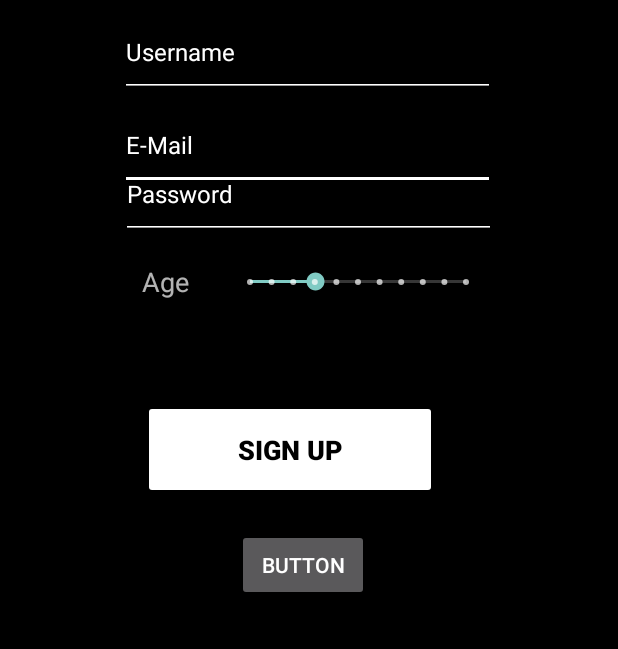
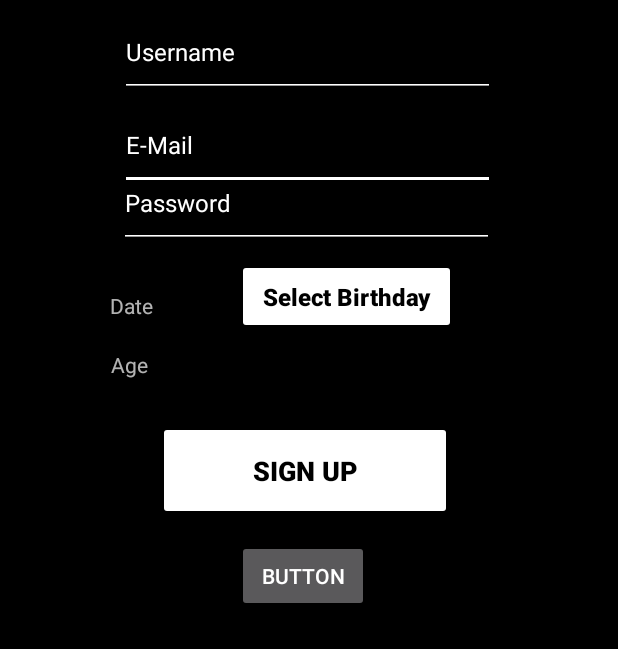
Before and after one commit to gmeiner-manuel/MyPersonalArnold, an Android app: the screen it shows after launch (SignUp before the commit, SignUpScreen after it), after a tap on "Sign up", on a phone screen of 412 x 824 dp, the part 587-1236 px from its top. Run offline under Robolectric (Android 15) with nearby library versions, the light colour scheme and no system bars.

Commit message:
Added DatePicker, Age Calculation and Age Check

```diff
--- a/app/src/main/AndroidManifest.xml
+++ b/app/src/main/AndroidManifest.xml
@@ -10,13 +10,13 @@
         android:supportsRtl="true"
         android:theme="@style/Theme.AppCompat.NoActionBar">
         <activity
-            android:name=".SignUp"
+            android:name=".SignUpScreen"
             android:exported="false" />
         <activity
-            android:name=".Loadingscreen"
+            android:name=".MainActivityScreen"
             android:exported="false" />
         <activity
-            android:name=".MainActivity"
+            android:name=".LoadingScreen"
             android:exported="true">
             <intent-filter>
                 <action android:name="android.intent.action.MAIN" />
--- a/app/src/main/java/com/example/personalarnold/MainActivity.java
+++ b/app/src/main/java/com/example/personalarnold/LoadingScreen.java
@@ -5,10 +5,8 @@ import androidx.appcompat.app.AppCompatActivity;
 import android.content.Intent;
 import android.os.Bundle;
 import android.os.Handler;
-import android.widget.Button;
-import android.widget.TextView;
 
-public class MainActivity extends AppCompatActivity {
+public class LoadingScreen extends AppCompatActivity {
 
     private final int SPLASH_SCREEN_TIMEOUT = 3000;
 
@@ -20,7 +18,7 @@ public class MainActivity extends AppCompatActivity {
         new Handler().postDelayed(new Runnable() {
             @Override
             public void run() {
-                Intent homeIntent = new Intent(MainActivity.this, Loadingscreen.class);
+                Intent homeIntent = new Intent(LoadingScreen.this, MainActivityScreen.class);
                 startActivity(homeIntent);
                 finish();
             }
--- a/app/src/main/java/com/example/personalarnold/Loadingscreen.java
+++ b/app/src/main/java/com/example/personalarnold/MainActivityScreen.java
@@ -3,14 +3,13 @@ package com.example.personalarnold;
 import androidx.appcompat.app.AppCompatActivity;
 
 import android.content.Intent;
-import android.graphics.Color;
 import android.os.Bundle;
 import android.os.Handler;
 import android.view.View;
 import android.widget.Button;
 import android.widget.TextView;
 
-public class Loadingscreen extends AppCompatActivity {
+public class MainActivityScreen extends AppCompatActivity {
 
     private Button btn_signIn;
     private TextView btn_signUp;
@@ -20,7 +19,7 @@ public class Loadingscreen extends AppCompatActivity {
     @Override
     protected void onCreate(Bundle savedInstanceState) {
         super.onCreate(savedInstanceState);
-        setContentView(R.layout.activity_loading);
+        setContentView(R.layout.activity_sign_in);
         btn_signIn = (Button) findViewById(R.id.btn_signIn);
         btn_signUp = findViewById(R.id.btn_SignUp);
         txt_emailAddress = findViewById(R.id.txt_email);
@@ -34,7 +33,7 @@ public class Loadingscreen extends AppCompatActivity {
             new Handler().post(new Runnable() {
                 @Override
                 public void run() {
-                    Intent signUpIntent = new Intent(Loadingscreen.this, SignUp.class);
+                    Intent signUpIntent = new Intent(MainActivityScreen.this, SignUpScreen.class);
                     startActivity(signUpIntent);
                     finish();
                 }
--- a/app/src/main/java/com/example/personalarnold/SignUp.java
+++ /dev/null
@@ -1,75 +0,0 @@
-package com.example.personalarnold;
-
-import androidx.appcompat.app.AppCompatActivity;
-
-import android.content.Context;
-import android.content.Intent;
-import android.content.SharedPreferences;
-import android.os.Bundle;
-import android.widget.Button;
-import android.widget.EditText;
-import android.widget.SeekBar;
-import android.widget.Toast;
-
-public class SignUp extends AppCompatActivity {
-
-    EditText name;
-    EditText email;
-    EditText password;
-    SeekBar age;
-    Button buttonSignup, buttonNext;
-    SharedPreferences sp;
-    String nameStr, emailStr, passwordStr, ageStr;
-
-
-    @Override
-    protected void onCreate(Bundle savedInstanceState) {
-        super.onCreate(savedInstanceState);
-        setContentView(R.layout.activity_sign_up);
-
-        name = findViewById(R.id.txt_Username);
-        email = findViewById(R.id.txt_Email);
-        password = findViewById(R.id.txt_Password);
-        age = findViewById(R.id.sb_age);
-        buttonSignup = findViewById(R.id.btn_signUp);
-        buttonNext = findViewById(R.id.btn_next);
-
-        sp = getSharedPreferences("MyUserPrefs", Context.MODE_PRIVATE);
-
-        buttonSignup.setOnClickListener(v -> {
-            nameStr = name.getText().toString();
-            emailStr = email.getText().toString();
-            passwordStr = password.getText().toString();
-            ageStr = age.getContext().toString();
-
-            // Start Shared Preferences Code
-            SharedPreferences.Editor editor = sp.edit();
-            editor.putString("name", nameStr);
-            editor.putString("email", emailStr);
-            editor.putString("password", passwordStr);
-            editor.putString("age", ageStr);
-            editor.apply();
-            Toast.makeText(SignUp.this, "Information Saved.", Toast.LENGTH_LONG).show();
-            // End Preferences Code
-
-
-            // TODO: Create Object and store values
-            // Object should look like:
-            // User user = new User(nameStr, emailStr, passwordStr, ageStr);
-            System.out.println(nameStr);
-            System.out.println(emailStr);
-            System.out.println(passwordStr);
-            System.out.println(ageStr);
-            // TODO: Save Object in File
-            // Pseudo-Code file.setText(file.currentText + user.toString);
-
-
-        });
-
-
-        buttonNext.setOnClickListener(v -> {
-            Intent intent = new Intent(SignUp.this, DataDisplayPage.class);
-            startActivity(intent);
-        });
-    }
-}
--- a/app/src/main/res/layout/activity_loading.xml
+++ b/app/src/main/res/layout/activity_sign_in.xml
@@ -5,7 +5,7 @@
     android:layout_width="match_parent"
     android:layout_height="match_parent"
     android:background="#020202"
-    tools:context=".Loadingscreen" >
+    tools:context=".MainActivityScreen" >
 
     <EditText
         android:id="@+id/txt_email"
--- a/app/src/main/res/layout/activity_sign_up.xml
+++ b/app/src/main/res/layout/activity_sign_up.xml
@@ -5,7 +5,7 @@
     android:layout_width="match_parent"
     android:layout_height="match_parent"
     android:background="#000000"
-    tools:context=".SignUp">
+    tools:context=".SignUpScreen">
 
     <ImageView
         android:id="@+id/imageView"
@@ -67,8 +67,8 @@
         android:id="@+id/txt_Password"
         android:layout_width="250dp"
         android:layout_height="59dp"
-        android:layout_marginStart="99dp"
-        android:layout_marginTop="100dp"
+        android:layout_marginStart="96dp"
+        android:layout_marginTop="106dp"
         android:layout_marginEnd="102dp"
         android:backgroundTint="#FFFFFF"
         android:ems="10"
@@ -89,10 +89,10 @@
         android:id="@+id/btn_signUp"
         android:layout_width="196dp"
         android:layout_height="66dp"
-        android:layout_marginStart="96dp"
-        android:layout_marginTop="70dp"
-        android:layout_marginEnd="130dp"
-        android:layout_marginBottom="100dp"
+        android:layout_marginStart="105dp"
+        android:layout_marginTop="100dp"
+        android:layout_marginEnd="110dp"
+        android:layout_marginBottom="85dp"
         android:backgroundTint="#FFFFFF"
         android:text="Sign Up"
         android:textColor="#000000"
@@ -100,43 +100,10 @@
         android:textStyle="bold"
         app:layout_constraintBottom_toBottomOf="parent"
         app:layout_constraintEnd_toEndOf="parent"
-        app:layout_constraintHorizontal_bias="0.09"
+        app:layout_constraintHorizontal_bias="0.0"
         app:layout_constraintStart_toStartOf="parent"
         app:layout_constraintTop_toBottomOf="@+id/txt_Password"
-        app:layout_constraintVertical_bias="1.0" />
-
-    <SeekBar
-        android:id="@+id/sb_age"
-        style="@style/Widget.AppCompat.SeekBar.Discrete"
-        android:layout_width="176dp"
-        android:layout_height="38dp"
-        android:layout_marginStart="150dp"
-        android:layout_marginTop="10dp"
-        android:layout_marginEnd="85dp"
-        android:layout_marginBottom="50dp"
-        android:max="10"
-        android:progress="3"
-        app:layout_constraintBottom_toTopOf="@+id/btn_signUp"
-        app:layout_constraintEnd_toEndOf="parent"
-        app:layout_constraintHorizontal_bias="1.0"
-        app:layout_constraintStart_toStartOf="parent"
-        app:layout_constraintTop_toBottomOf="@+id/txt_Password"
-        app:layout_constraintVertical_bias="0.0" />
-
-    <TextView
-        android:id="@+id/textView2"
-        android:layout_width="wrap_content"
-        android:layout_height="wrap_content"
-        android:layout_marginStart="81dp"
-        android:layout_marginTop="-5dp"
-        android:layout_marginEnd="11dp"
-        android:layout_marginBottom="46dp"
-        android:text="Age"
-        android:textSize="18sp"
-        app:layout_constraintBottom_toTopOf="@+id/btn_signUp"
-        app:layout_constraintEnd_toStartOf="@+id/sb_age"
-        app:layout_constraintStart_toStartOf="parent"
-        app:layout_constraintTop_toBottomOf="@+id/txt_Password" />
+        app:layout_constraintVertical_bias="0.966" />
 
     <Button
         android:id="@+id/btn_next"
@@ -152,4 +119,53 @@
         app:layout_constraintStart_toStartOf="parent"
         app:layout_constraintTop_toBottomOf="@+id/btn_signUp" />
 
+    <Button
+        android:id="@+id/btn_selectBirthday"
+        android:layout_width="146dp"
+        android:layout_height="50dp"
+        android:layout_marginStart="170dp"
+        android:layout_marginTop="7dp"
+        android:layout_marginEnd="120dp"
+        android:layout_marginBottom="17dp"
+        android:backgroundTint="#FFFFFF"
+        android:fadingEdge="horizontal"
+        android:text="Select Birthday"
+        android:textAllCaps="false"
+        android:textColor="#000000"
+        android:textSize="16sp"
+        android:textStyle="bold"
+        app:layout_constraintBottom_toTopOf="@+id/btn_signUp"
+        app:layout_constraintEnd_toEndOf="parent"
+        app:layout_constraintStart_toStartOf="parent"
+        app:layout_constraintTop_toBottomOf="@+id/txt_Password"
+        app:layout_constraintVertical_bias="0.0" />
+
+    <TextView
+        android:id="@+id/txt_Date"
+        android:layout_width="70dp"
+        android:layout_height="wrap_content"
+        android:layout_marginStart="79dp"
+        android:layout_marginTop="7dp"
+        android:layout_marginEnd="21dp"
+        android:layout_marginBottom="46dp"
+        android:text="Date"
+        app:layout_constraintBottom_toTopOf="@+id/btn_signUp"
+        app:layout_constraintEnd_toStartOf="@+id/btn_selectBirthday"
+        app:layout_constraintStart_toStartOf="parent"
+        app:layout_constraintTop_toBottomOf="@+id/txt_Password" />
+
+    <TextView
+        android:id="@+id/txt_age"
+        android:layout_width="30dp"
+        android:layout_height="wrap_content"
+        android:layout_marginStart="50dp"
+        android:layout_marginTop="5dp"
+        android:layout_marginEnd="30dp"
+        android:layout_marginBottom="13dp"
+        android:text="Age"
+        app:layout_constraintBottom_toTopOf="@+id/btn_signUp"
+        app:layout_constraintEnd_toStartOf="@+id/btn_selectBirthday"
+        app:layout_constraintStart_toStartOf="parent"
+        app:layout_constraintTop_toBottomOf="@+id/txt_Date" />
+
 </androidx.constraintlayout.widget.ConstraintLayout>
```
Also changed, not shown: app/src/main/java/com/example/personalarnold/DataDisplayPage.java (+4 -4 lines), app/src/main/java/com/example/personalarnold/SignUpScreen.java (added, +147 -0 lines), app/src/main/res/layout/data.xml (+28 -18 lines).
